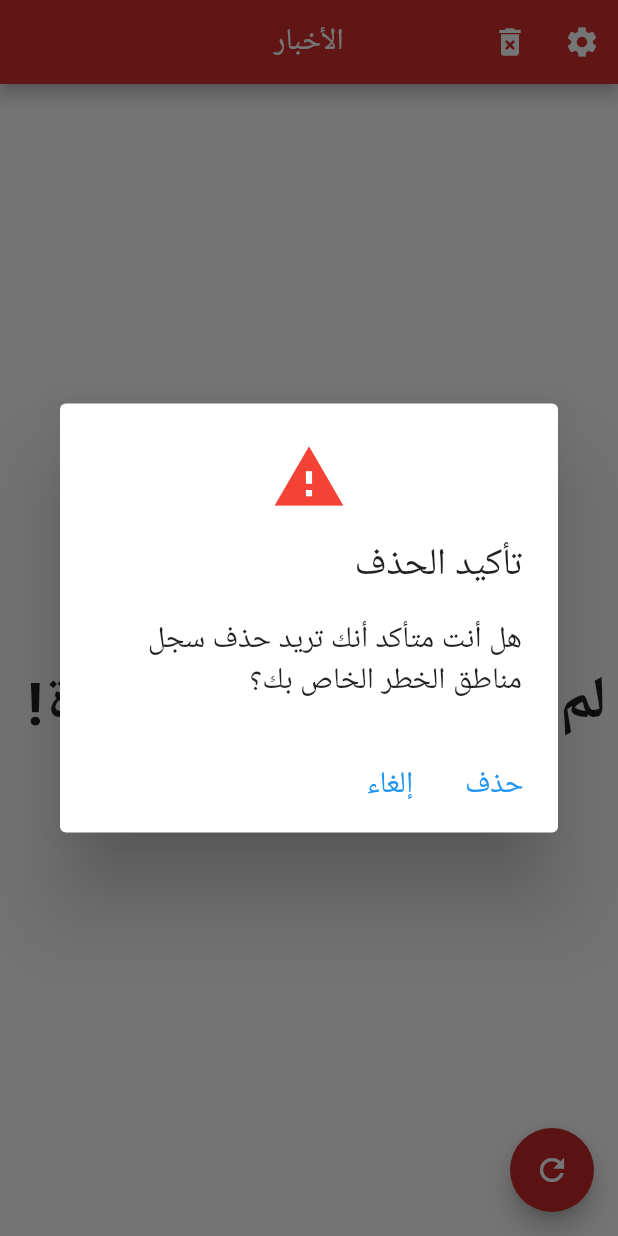
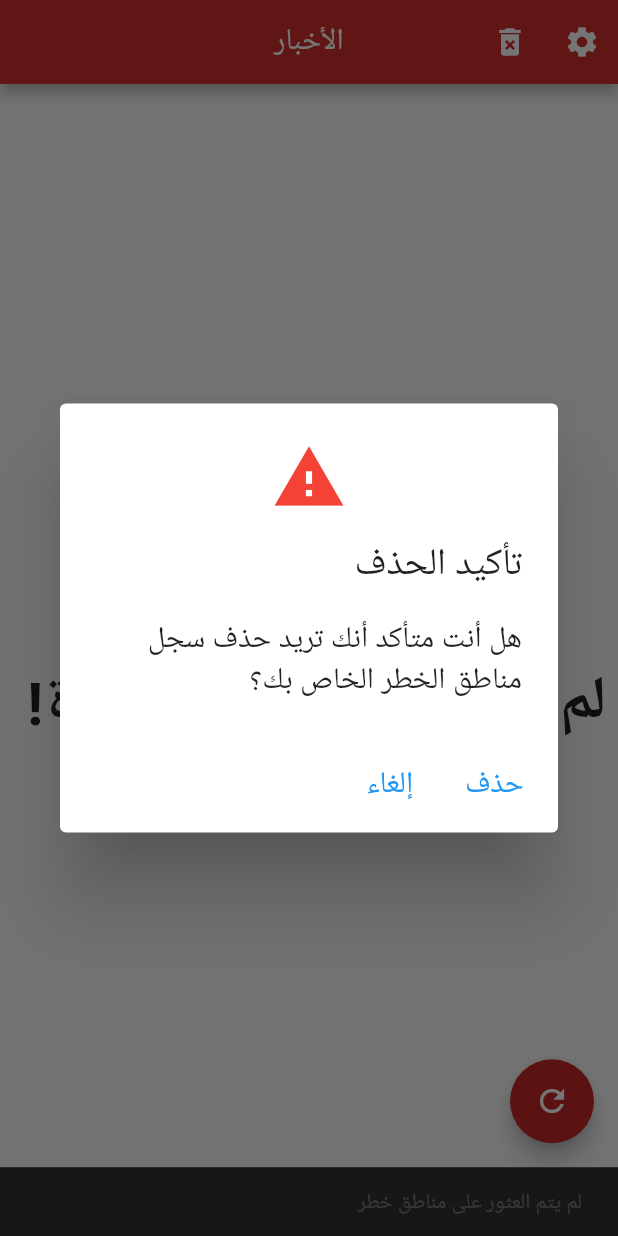
Before and after one commit to ghazi-ms/DangerZone, a Flutter app: the screen it shows after launch, after a tap on the "delete forever" icon, on a phone screen of 412 x 824 dp. Run offline on Flutter 3.47's test engine with Material 2 defaults, Android fonts, the phone set to English and light mode, and no system bars; our stand-ins replace animated_splash_screen, cloud_firestore, firebase_core, firebase_messaging, flutter_local_notifications, geolocator and 5 more; missing offline and left inert: maps_launcher, maps_toolkit, number_selection, platform_device_id; accounts and stored records are empty; network calls fail.

Commit message:
update code and bug fix

```diff
--- a/lib/serivces/backend_data_fetch.dart
+++ b/lib/serivces/backend_data_fetch.dart
@@ -4,8 +4,8 @@ import 'package:http/http.dart';
 ///a class to connect to the [_apiEndpoint] and returns [_responseStatus] and [_response_message] to determine the result of the connection.
 ///* must have a working [_apiEndpoint].
 class BackendDataFetch {
-  late int _responseStatus;
-  late String _responseMessage;
+  int _responseStatus = -1;
+  String _responseMessage='لم يتم العثور على مناطق خطر';
   final String _apiEndpoint =
       "https://backendgradproject-z9mv-master-gtgu5kzprq-wl.a.run.app/";
   static final BackendDataFetch _instance = BackendDataFetch._internal();
@@ -21,8 +21,7 @@ class BackendDataFetch {
     dynamic dangerZonesData,
   ) async {
     try {
-      final response = await get(Uri.parse(_apiEndpoint))
-          .timeout(const Duration(minutes: 2));
+      final response = await get(Uri.parse(_apiEndpoint)).timeout(const Duration(minutes: 2));
       _responseStatus = response.statusCode;
       if (_responseStatus == 200) {
         _responseMessage = "!تم العثور على مناطق خطر جديدة";
@@ -30,7 +29,7 @@ class BackendDataFetch {
             json.decode(response.body).cast<Map<String, dynamic>>();
         processDangerZoneData(dangerZonesData, data);
       } else {
-        _responseMessage = "لم يتم العثور على مناطق خطر";
+
         throw 'Problem with the GET request';
       }
     } catch (e) {
--- a/lib/serivces/firebase_helper.dart
+++ b/lib/serivces/firebase_helper.dart
@@ -208,10 +208,9 @@ class FireBaseHelper {
 
       bool found = dangerZonesData
           .any((item) => item['id'].toString() == data['id'].toString());
-
       if (!found) {
         newDangerZones.add({
-          'Coordinates': data['Coordinates'],
+          'Coordinates': jsonDecode(data['Coordinates']),
           'Locations': data['Locations'],
           'description': data['description'],
           'id': data['id'],
@@ -219,6 +218,7 @@ class FireBaseHelper {
           'title': data['title'],
           'newsSource': data['newsSource'],
         });
+
       }
     }
 
```
